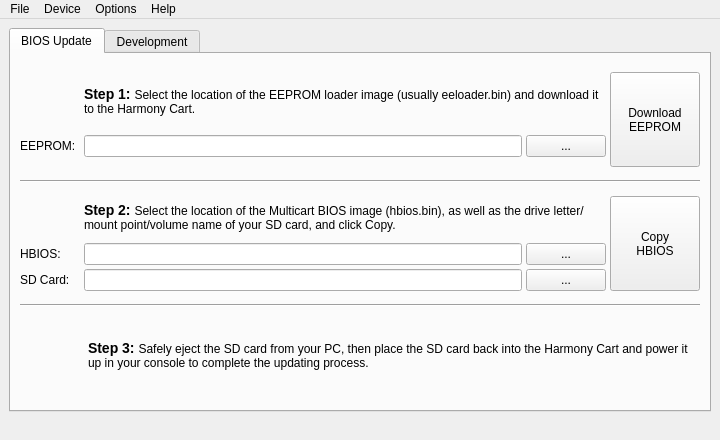
First picture: the form in harmonycartwindow.ui, repository sa666666/harmonycart, before the edit.
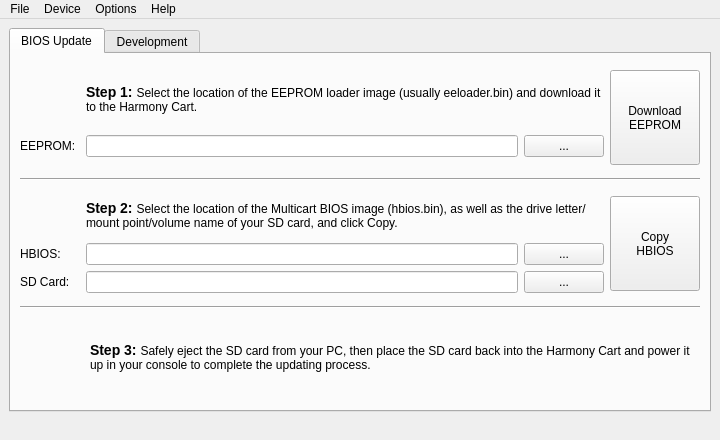
Second picture: the form after the edit. Icons and pictures are not drawn.

Commit message: Minor tweaks to tab layouts.  Hopefully these won't break the OSX port.

Patch:
```diff
--- a/harmonycartwindow.ui
+++ b/harmonycartwindow.ui
@@ -69,7 +69,7 @@
        </attribute>
        <layout class="QVBoxLayout" name="verticalLayout_2">
         <property name="spacing">
-         <number>4</number>
+         <number>6</number>
         </property>
         <item>
          <layout class="QHBoxLayout" name="horizontalLayout_5">
```
Left out of the diff: 4 changed lines with no effect on the pictures. The commit also changes 1 other file.
